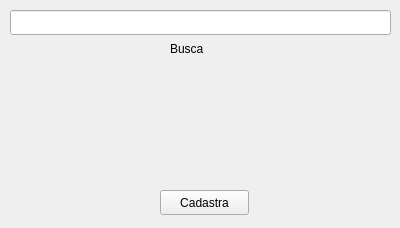
ericbg27/BD2017-2, file GUI/docform.ui: the form before one commit.
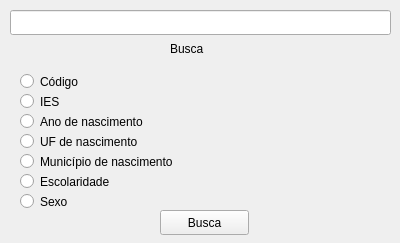
The form after the commit.

The edit to the form file:
```diff
--- a/GUI/docform.ui
+++ b/GUI/docform.ui
@@ -7,7 +7,7 @@
     <x>0</x>
     <y>0</y>
     <width>400</width>
-    <height>228</height>
+    <height>243</height>
    </rect>
   </property>
   <property name="windowTitle">
@@ -17,13 +17,13 @@
    <property name="geometry">
     <rect>
      <x>160</x>
-     <y>190</y>
+     <y>210</y>
      <width>89</width>
      <height>25</height>
     </rect>
    </property>
    <property name="text">
-    <string>Cadastra</string>
+    <string>Busca</string>
    </property>
   </widget>
   <widget class="QLineEdit" name="lineEdit">
@@ -49,6 +49,97 @@
     <string>Busca</string>
    </property>
   </widget>
+  <widget class="QRadioButton" name="CodRadio">
+   <property name="geometry">
+    <rect>
+     <x>20</x>
+     <y>70</y>
+     <width>112</width>
+     <height>23</height>
+    </rect>
+   </property>
+   <property name="text">
+    <string>Código</string>
+   </property>
+  </widget>
+  <widget class="QRadioButton" name="IESRadio">
+   <property name="geometry">
+    <rect>
+     <x>20</x>
+     <y>90</y>
+     <width>112</width>
+     <height>23</height>
+    </rect>
+   </property>
+   <property name="text">
+    <string>IES</string>
+   </property>
+  </widget>
+  <widget class="QRadioButton" name="AnoRadio">
+   <property name="geometry">
+    <rect>
+     <x>20</x>
+     <y>110</y>
+     <width>151</width>
+     <height>23</height>
+    </rect>
+   </property>
+   <property name="text">
+    <string>Ano de nascimento</string>
+   </property>
+  </widget>
+  <widget class="QRadioButton" name="EscRadio">
+   <property name="geometry">
+    <rect>
+     <x>20</x>
+     <y>170</y>
+     <width>112</width>
+     <height>23</height>
+    </rect>
+   </property>
+   <property name="text">
+    <string>Escolaridade</string>
+   </property>
+  </widget>
+  <widget class="QRadioButton" name="UFRadio">
+   <property name="geometry">
+    <rect>
+     <x>20</x>
+     <y>130</y>
+     <width>141</width>
+     <height>23</height>
+    </rect>
+   </property>
+   <property name="text">
+    <string>UF de nascimento</string>
+   </property>
+  </widget>
+  <widget class="QRadioButton" name="MunRadio">
+   <property name="geometry">
+    <rect>
+     <x>20</x>
+     <y>150</y>
+     <width>191</width>
+     <height>23</height>
+    </rect>
+   </property>
+   <property name="text">
+    <string>Município de nascimento</string>
+   </property>
+  </widget>
+  <widget class="QRadioButton" name="SexoRadio">
+   <property name="geometry">
+    <rect>
+     <x>20</x>
+     <y>190</y>
+     <width>112</width>
+     <height>23</height>
+    </rect>
+   </property>
+   <property name="text">
+    <string>Sexo</string>
+   </property>
+  </widget>
  </widget>
  <resources/>
  <connections/>
```
Left out of the diff: 4 changed lines with no effect on the pictures.
